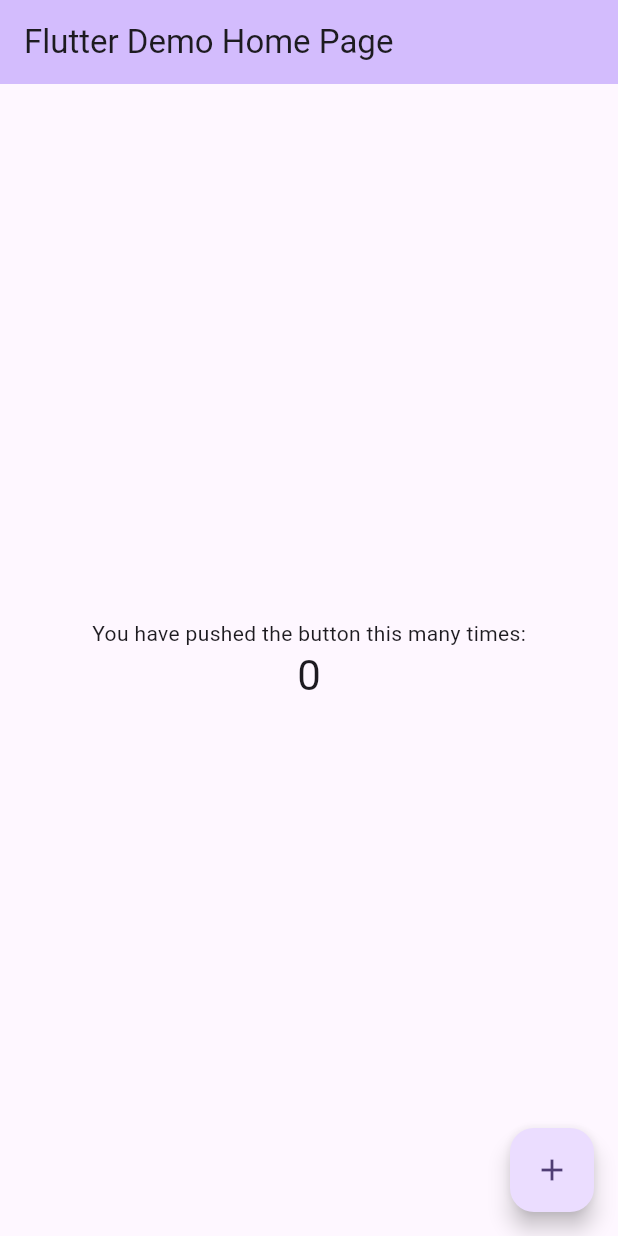
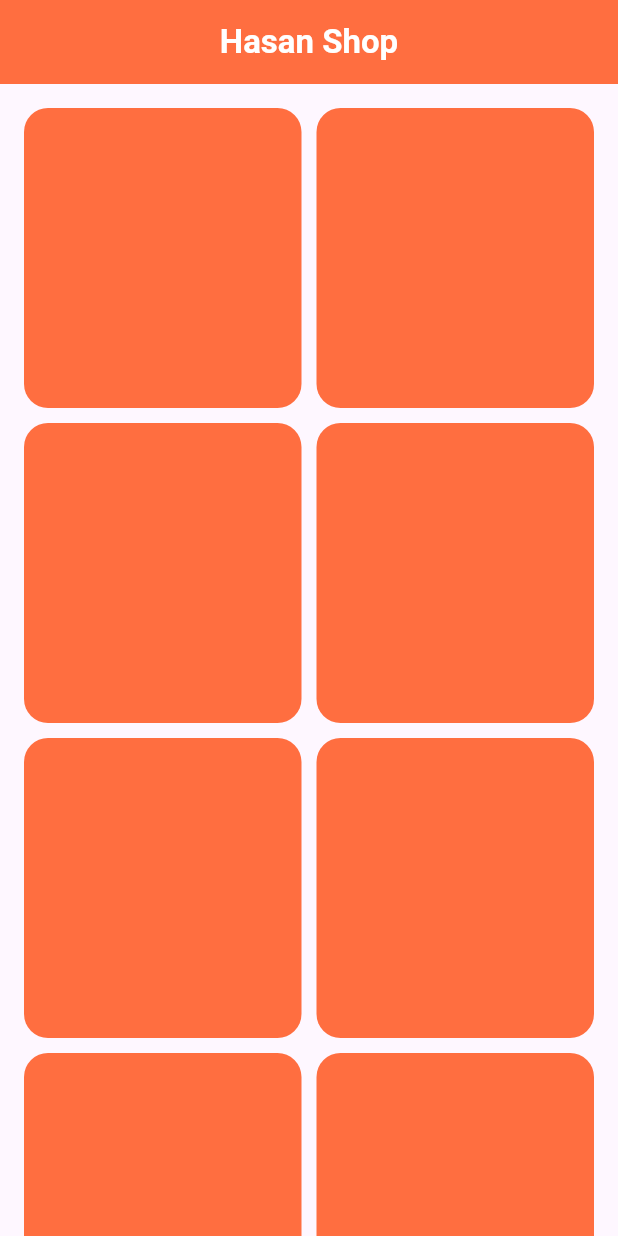
Before and after one commit to Zaminur151/hasan_shop_client, a Flutter app: the screen it shows after launch, on a phone screen of 412 x 824 dp. Run offline on Flutter 3.47's test engine with Material 3 defaults, Android fonts, the phone set to English and light mode, and no system bars.

Commit message:
gridView builder implement

```diff
--- a/lib/main.dart
+++ b/lib/main.dart
@@ -1,4 +1,5 @@
 import 'package:flutter/material.dart';
+import 'package:hasan_shop_client/pages/home_screen.dart';
 
 void main() {
   runApp(const MyApp());
@@ -7,119 +8,16 @@ void main() {
 class MyApp extends StatelessWidget {
   const MyApp({super.key});
 
-  // This widget is the root of your application.
   @override
   Widget build(BuildContext context) {
     return MaterialApp(
+      debugShowCheckedModeBanner: false,
       title: 'Flutter Demo',
       theme: ThemeData(
-        // This is the theme of your application.
-        //
-        // TRY THIS: Try running your application with "flutter run". You'll see
-        // the application has a purple toolbar. Then, without quitting the app,
-        // try changing the seedColor in the colorScheme below to Colors.green
-        // and then invoke "hot reload" (save your changes or press the "hot
-        // reload" button in a Flutter-supported IDE, or press "r" if you used
-        // the command line to start the app).
-        //
-        // Notice that the counter didn't reset back to zero; the application
-        // state is not lost during the reload. To reset the state, use hot
-        // restart instead.
-        //
-        // This works for code too, not just values: Most code changes can be
-        // tested with just a hot reload.
         colorScheme: ColorScheme.fromSeed(seedColor: Colors.deepPurple),
         useMaterial3: true,
       ),
-      home: const MyHomePage(title: 'Flutter Demo Home Page'),
+      home: HomeScreen(),
     );
   }
 }
-
-class MyHomePage extends StatefulWidget {
-  const MyHomePage({super.key, required this.title});
-
-  // This widget is the home page of your application. It is stateful, meaning
-  // that it has a State object (defined below) that contains fields that affect
-  // how it looks.
-
-  // This class is the configuration for the state. It holds the values (in this
-  // case the title) provided by the parent (in this case the App widget) and
-  // used by the build method of the State. Fields in a Widget subclass are
-  // always marked "final".
-
-  final String title;
-
-  @override
-  State<MyHomePage> createState() => _MyHomePageState();
-}
-
-class _MyHomePageState extends State<MyHomePage> {
-  int _counter = 0;
-
-  void _incrementCounter() {
-    setState(() {
-      // This call to setState tells the Flutter framework that something has
-      // changed in this State, which causes it to rerun the build method below
-      // so that the display can reflect the updated values. If we changed
-      // _counter without calling setState(), then the build method would not be
-      // called again, and so nothing would appear to happen.
-      _counter++;
-    });
-  }
-
-  @override
-  Widget build(BuildContext context) {
-    // This method is rerun every time setState is called, for instance as done
-    // by the _incrementCounter method above.
-    //
-    // The Flutter framework has been optimized to make rerunning build methods
-    // fast, so that you can just rebuild anything that needs updating rather
-    // than having to individually change instances of widgets.
-    return Scaffold(
-      appBar: AppBar(
-        // TRY THIS: Try changing the color here to a specific color (to
-        // Colors.amber, perhaps?) and trigger a hot reload to see the AppBar
-        // change color while the other colors stay the same.
-        backgroundColor: Theme.of(context).colorScheme.inversePrimary,
-        // Here we take the value from the MyHomePage object that was created by
-        // the App.build method, and use it to set our appbar title.
-        title: Text(widget.title),
-      ),
-      body: Center(
-        // Center is a layout widget. It takes a single child and positions it
-        // in the middle of the parent.
-        child: Column(
-          // Column is also a layout widget. It takes a list of children and
-          // arranges them vertically. By default, it sizes itself to fit its
-          // children horizontally, and tries to be as tall as its parent.
-          //
-          // Column has various properties to control how it sizes itself and
-          // how it positions its children. Here we use mainAxisAlignment to
-          // center the children vertically; the main axis here is the vertical
-          // axis because Columns are vertical (the cross axis would be
-          // horizontal).
-          //
-          // TRY THIS: Invoke "debug painting" (choose the "Toggle Debug Paint"
-          // action in the IDE, or press "p" in the console), to see the
-          // wireframe for each widget.
-          mainAxisAlignment: MainAxisAlignment.center,
-          children: <Widget>[
-            const Text(
-              'You have pushed the button this many times:',
-            ),
-            Text(
-              '$_counter',
-              style: Theme.of(context).textTheme.headlineMedium,
-            ),
-          ],
-        ),
-      ),
-      floatingActionButton: FloatingActionButton(
-        onPressed: _incrementCounter,
-        tooltip: 'Increment',
-        child: const Icon(Icons.add),
-      ), // This trailing comma makes auto-formatting nicer for build methods.
-    );
-  }
-}
--- /dev/null
+++ b/lib/pages/home_screen.dart
@@ -0,0 +1,33 @@
+import 'package:flutter/material.dart';
+
+class HomeScreen extends StatelessWidget {
+  const HomeScreen({super.key});
+
+  @override
+  Widget build(BuildContext context) {
+    return Scaffold(
+      appBar: AppBar(title: Text("Hasan Shop",style: TextStyle(fontWeight: FontWeight.w700),),centerTitle: true,backgroundColor: Colors.deepOrangeAccent,foregroundColor: Colors.white,),
+      body: Expanded(
+        child: GridView.builder(
+          padding: EdgeInsets.symmetric(horizontal: 16,vertical: 16),
+            gridDelegate: SliverGridDelegateWithFixedCrossAxisCount(
+              crossAxisCount: 2,
+              crossAxisSpacing: 10,
+              mainAxisSpacing: 10,
+              mainAxisExtent: 200,
+            ),
+            itemCount: 10,
+            itemBuilder: (context,index){
+              return Container(
+                decoration: BoxDecoration(
+                  color: Colors.deepOrangeAccent,
+                  borderRadius: BorderRadius.circular(16)
+                )
+
+              );
+            }
+        ),
+      ),
+    );
+  }
+}
```
